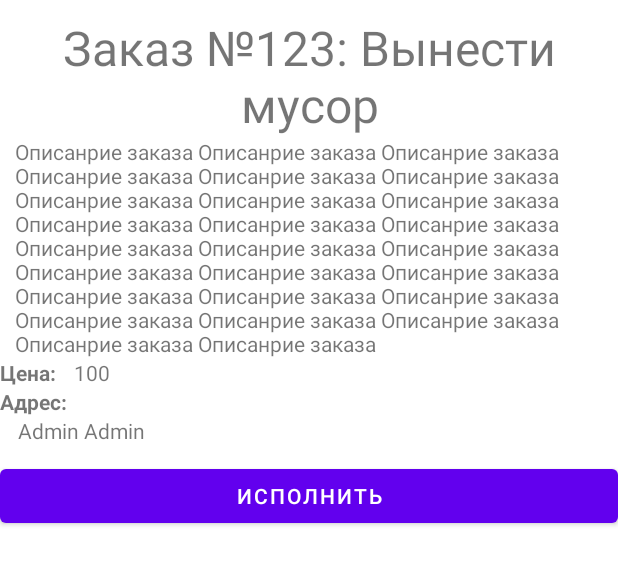
After one commit to BorisBredikhin/Barter, an Android app: the layout activity_task_view.xml on its own in the app's theme, with its tools: preview values and no code run, on a phone screen of 412 x 824 dp. The commit adds this screen. Shown: the top 565 px of the screen. Run offline under Robolectric (Android 15) with nearby library versions, the phone set to English and light mode, and no system bars.

Commit message:
Окно просмотра информации о заказе

```diff
--- a/BarterAndroid/app/src/main/AndroidManifest.xml
+++ b/BarterAndroid/app/src/main/AndroidManifest.xml
@@ -14,6 +14,8 @@
         android:roundIcon="@mipmap/ic_launcher_round"
         android:supportsRtl="true"
         android:theme="@style/Theme.BarterAndroid">
+        <activity android:name=".ui.TaskView">
+        </activity>
         <activity android:name=".ui.new_task.NewTaskActivity">
         </activity>
         <activity android:name=".MainActivity">
--- a/BarterAndroid/app/src/main/java/ru/bredikhinpechnnikov/barter/ui/AppActivity.kt
+++ b/BarterAndroid/app/src/main/java/ru/bredikhinpechnnikov/barter/ui/AppActivity.kt
@@ -47,7 +47,7 @@ class AppActivity : AppCompatActivity() {
         taskRecyclerView!!.layoutManager = LinearLayoutManager(this).also {
             it.orientation = LinearLayoutManager.VERTICAL
         }
-        taskRecyclerView!!.adapter = TaskListAdapter(getTasks())
+        taskRecyclerView!!.adapter = TaskListAdapter(getTasks(), token!!)
 
         findViewById<Button>(R.id.new_task).setOnClickListener {
             val intent = Intent(applicationContext, NewTaskActivity::class.java)
--- a/BarterAndroid/app/src/main/java/ru/bredikhinpechnnikov/barter/ui/new_task/NewTaskActivity.kt
+++ b/BarterAndroid/app/src/main/java/ru/bredikhinpechnnikov/barter/ui/new_task/NewTaskActivity.kt
@@ -29,7 +29,7 @@ class NewTaskActivity : AppCompatActivity() {
             val task = Task(
                 title = task_title.text.toString(),
                 description = task_description.text.toString(),
-                price = task_price.text.toString().toInt(),
+                price = Integer.parseInt(task_price.text.toString()),
                 address = task_address.text.toString(),
             )
 
--- /dev/null
+++ b/BarterAndroid/app/src/main/res/layout/activity_task_view.xml
@@ -0,0 +1,79 @@
+<?xml version="1.0" encoding="utf-8"?>
+<ScrollView
+    xmlns:android="http://schemas.android.com/apk/res/android"
+    xmlns:app="http://schemas.android.com/apk/res-auto"
+    xmlns:tools="http://schemas.android.com/tools"
+    android:layout_width="match_parent"
+    android:layout_height="match_parent"
+    tools:context=".ui.TaskView">
+
+    <androidx.constraintlayout.widget.ConstraintLayout
+        android:layout_width="match_parent"
+        android:layout_height="wrap_content">
+
+        <TextView
+            android:id="@+id/task_title"
+            android:layout_width="wrap_content"
+            android:layout_height="wrap_content"
+            app:layout_constraintStart_toStartOf="parent"
+            app:layout_constraintTop_toTopOf="parent"
+            app:layout_constraintEnd_toEndOf="parent"
+            tools:text="Заказ №123: Вынести мусор"
+            android:textSize="32sp"
+            android:textAlignment="center"
+            android:layout_marginTop="10dp"
+            android:layout_marginBottom="10dp"/>
+
+        <TextView
+            android:id="@+id/task_description"
+            android:layout_width="0dp"
+            android:layout_height="wrap_content"
+            android:layout_marginStart="10sp"
+            android:layout_marginEnd="10sp"
+            app:layout_constraintEnd_toEndOf="parent"
+            app:layout_constraintStart_toStartOf="parent"
+            app:layout_constraintTop_toBottomOf="@id/task_title"
+            tools:text="Описанрие заказа Описанрие заказа Описанрие заказа Описанрие заказа Описанрие заказа Описанрие заказа Описанрие заказа Описанрие заказа Описанрие заказа Описанрие заказа Описанрие заказа Описанрие заказа Описанрие заказа Описанрие заказа Описанрие заказа Описанрие заказа Описанрие заказа Описанрие заказа Описанрие заказа Описанрие заказа Описанрие заказа Описанрие заказа Описанрие заказа Описанрие заказа Описанрие заказа Описанрие заказа "/>
+
+        <TextView
+            android:id="@+id/price_label"
+            android:layout_width="wrap_content"
+            android:layout_height="wrap_content"
+            android:text="@string/price"
+            app:layout_constraintStart_toStartOf="parent"
+            app:layout_constraintTop_toBottomOf="@id/task_description"
+            android:textStyle="bold"/>
+        <TextView
+            android:id="@+id/task_price"
+            android:layout_width="wrap_content"
+            android:layout_height="wrap_content"
+            app:layout_constraintStart_toEndOf="@id/price_label"
+            android:layout_marginStart="12dp"
+            tools:text="100"
+            app:layout_constraintBaseline_toBaselineOf="@id/price_label"/>
+
+        <TextView
+            android:id="@+id/address_label"
+            android:layout_width="wrap_content"
+            android:layout_height="wrap_content"
+            android:text="Адрес: "
+            app:layout_constraintStart_toStartOf="parent"
+            app:layout_constraintTop_toBottomOf="@id/price_label"
+            android:textStyle="bold"/>
+        <TextView
+            android:id="@+id/task_address"
+            android:layout_width="wrap_content"
+            android:layout_height="wrap_content"
+            app:layout_constraintStart_toStartOf="parent"
+            app:layout_constraintTop_toBottomOf="@id/address_label"
+            android:layout_marginStart="12dp"
+            tools:text="Admin Admin"/>
+        <Button
+            android:id="@+id/execute_btn"
+            android:layout_width="match_parent"
+            android:layout_height="wrap_content"
+            android:text="Исполнить"
+            app:layout_constraintTop_toBottomOf="@id/task_address"
+            android:layout_marginTop="10sp"/>
+    </androidx.constraintlayout.widget.ConstraintLayout>
+</ScrollView>
--- a/BarterAndroid/app/src/main/res/values/strings.xml
+++ b/BarterAndroid/app/src/main/res/values/strings.xml
@@ -45,4 +45,5 @@
     <string name="task_price_in_points">Стоимость в баллах</string>
     <string name="address">Адрес</string>
     <string name="choose">Выбрать</string>
+    <string name="price">Цена:</string>
 </resources>
```
Also changed, not shown: BarterAndroid/app/src/main/java/ru/bredikhinpechnnikov/barter/net/TaskProvider.kt (+28 -1 lines), BarterAndroid/app/src/main/java/ru/bredikhinpechnnikov/barter/ui/TaskView.kt (added, +42 -0 lines), BarterAndroid/app/src/main/java/ru/bredikhinpechnnikov/barter/ui/adapters/TaskListAdapter.kt (+16 -5 lines), 4 other files.
